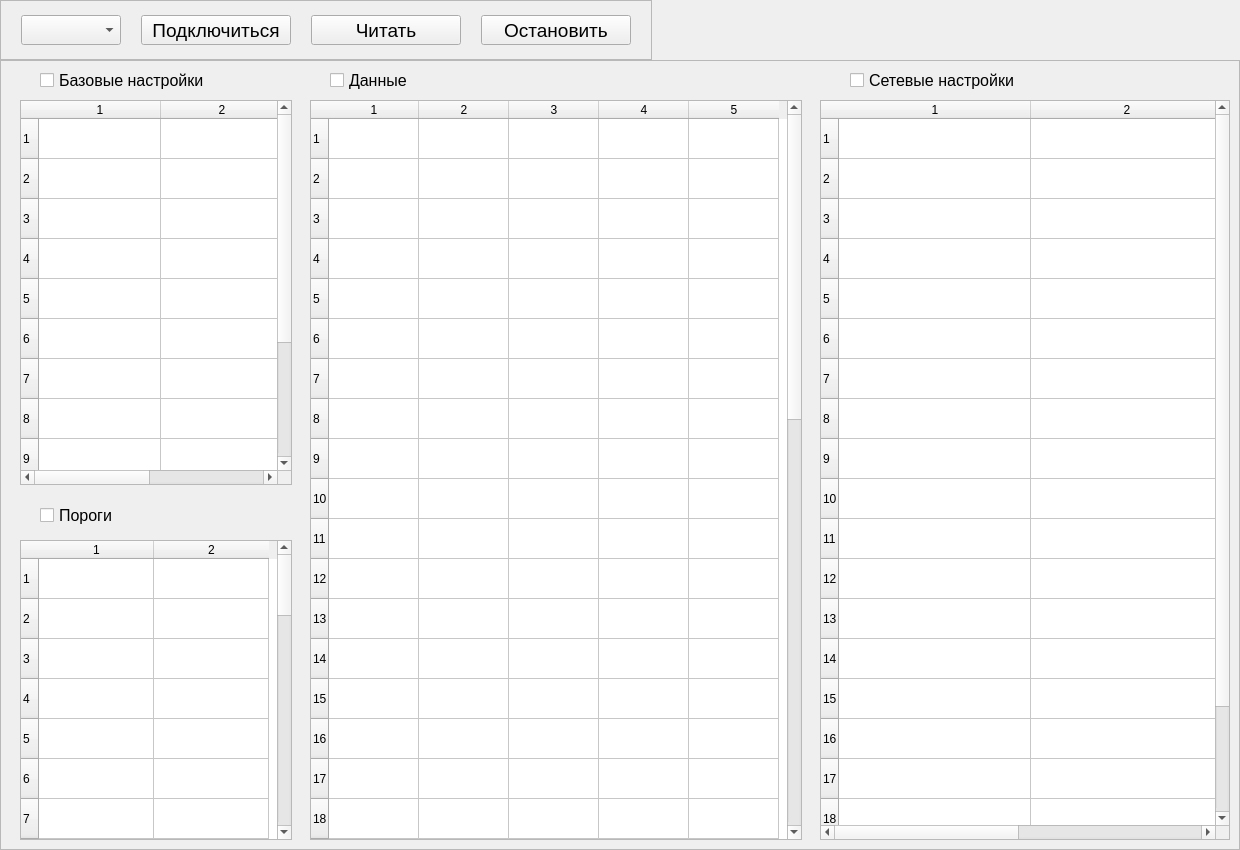
This is ui/MainUi.ui in Skorikof/ControlSet_CU8_TGSM as Qt 5 draws it before an edit. The edited form follows.
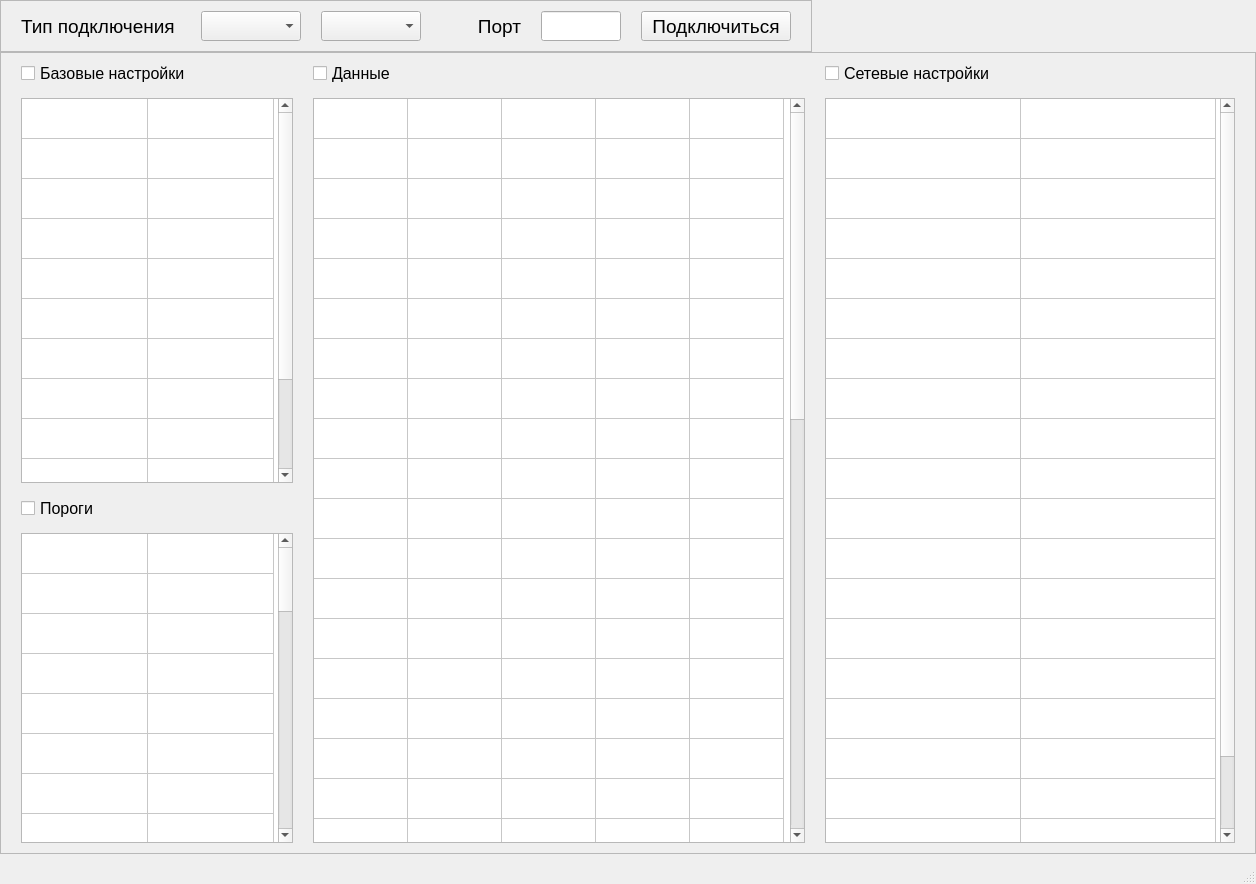
This is the edited form.

Commit message: 05.09.2023 update output table

Diff of the .ui file:
```diff
--- a/ui/MainUi.ui
+++ b/ui/MainUi.ui
@@ -6,8 +6,8 @@
    <rect>
     <x>0</x>
     <y>0</y>
-    <width>1240</width>
-    <height>850</height>
+    <width>1256</width>
+    <height>884</height>
    </rect>
   </property>
   <property name="windowTitle">
@@ -66,6 +66,53 @@
        <property name="bottomMargin">
         <number>10</number>
        </property>
+       <item>
+        <widget class="QLabel" name="label">
+         <property name="minimumSize">
+          <size>
+           <width>160</width>
+           <height>30</height>
+          </size>
+         </property>
+         <property name="maximumSize">
+          <size>
+           <width>160</width>
+           <height>30</height>
+          </size>
+         </property>
+         <property name="font">
+          <font>
+           <family>Arial</family>
+           <pointsize>14</pointsize>
+          </font>
+         </property>
+         <property name="text">
+          <string>Тип подключения</string>
+         </property>
+        </widget>
+       </item>
+       <item>
+        <widget class="QComboBox" name="type_con_cb">
+         <property name="minimumSize">
+          <size>
+           <width>100</width>
+           <height>30</height>
+          </size>
+         </property>
+         <property name="maximumSize">
+          <size>
+           <width>100</width>
+           <height>30</height>
+          </size>
+         </property>
+         <property name="font">
+          <font>
+           <family>Arial</family>
+           <pointsize>14</pointsize>
+          </font>
+         </property>
+        </widget>
+       </item>
        <item>
         <widget class="QComboBox" name="com_port_cb">
          <property name="minimumSize">
@@ -88,6 +135,62 @@
          </property>
         </widget>
        </item>
+       <item>
+        <widget class="QLabel" name="ip_port_lbl">
+         <property name="minimumSize">
+          <size>
+           <width>80</width>
+           <height>30</height>
+          </size>
+         </property>
+         <property name="maximumSize">
+          <size>
+           <width>80</width>
+           <height>30</height>
+          </size>
+         </property>
+         <property name="font">
+          <font>
+           <family>Arial</family>
+           <pointsize>14</pointsize>
+          </font>
+         </property>
+         <property name="text">
+          <string>Порт</string>
+         </property>
+         <property name="alignment">
+          <set>Qt::AlignRight|Qt::AlignTrailing|Qt::AlignVCenter</set>
+         </property>
+        </widget>
+       </item>
+       <item>
+        <widget class="QLineEdit" name="port_le">
+         <property name="minimumSize">
+          <size>
+           <width>80</width>
+           <height>30</height>
+          </size>
+         </property>
+         <property name="maximumSize">
+          <size>
+           <width>80</width>
+           <height>30</height>
+          </size>
+         </property>
+         <property name="font">
+          <font>
+           <family>Arial</family>
+           <pointsize>14</pointsize>
+          </font>
+         </property>
+         <property name="text">
+          <string/>
+         </property>
+         <property name="alignment">
+          <set>Qt::AlignCenter</set>
+         </property>
+        </widget>
+       </item>
        <item>
         <widget class="QPushButton" name="connect_btn">
          <property name="minimumSize">
@@ -113,56 +216,6 @@
          </property>
         </widget>
        </item>
-       <item>
-        <widget class="QPushButton" name="read_btn">
-         <property name="minimumSize">
-          <size>
-           <width>150</width>
-           <height>30</height>
-          </size>
-         </property>
-         <property name="maximumSize">
-          <size>
-           <width>100</width>
-           <height>30</height>
-          </size>
-         </property>
-         <property name="font">
-          <font>
-           <family>Arial</family>
-           <pointsize>14</pointsize>
-          </font>
-         </property>
-         <property name="text">
-          <string>Читать</string>
-         </property>
-        </widget>
-       </item>
-       <item>
-        <widget class="QPushButton" name="stop_btn">
-         <property name="minimumSize">
-          <size>
-           <width>150</width>
-           <height>30</height>
-          </size>
-         </property>
-         <property name="maximumSize">
-          <size>
-           <width>100</width>
-           <height>30</height>
-          </size>
-         </property>
-         <property name="font">
-          <font>
-           <family>Arial</family>
-           <pointsize>14</pointsize>
-          </font>
-         </property>
-         <property name="text">
-          <string>Остановить</string>
-         </property>
-        </widget>
-       </item>
       </layout>
      </widget>
     </item>
@@ -174,41 +227,56 @@
       <property name="frameShadow">
        <enum>QFrame::Raised</enum>
       </property>
-      <widget class="QTableWidget" name="threshold_table">
-       <property name="geometry">
-        <rect>
-         <x>20</x>
-         <y>480</y>
-         <width>272</width>
-         <height>300</height>
-        </rect>
+      <layout class="QGridLayout" name="gridLayout">
+       <property name="leftMargin">
+        <number>20</number>
        </property>
+       <property name="topMargin">
+        <number>5</number>
+       </property>
+       <property name="rightMargin">
+        <number>20</number>
+       </property>
+       <property name="bottomMargin">
+        <number>10</number>
+       </property>
+       <property name="horizontalSpacing">
+        <number>20</number>
+       </property>
+       <property name="verticalSpacing">
+        <number>10</number>
+       </property>
+       <item row="1" column="1" rowspan="3">
+        <widget class="QTableWidget" name="data_table">
        <property name="minimumSize">
         <size>
-         <width>272</width>
-         <height>300</height>
+           <width>492</width>
+           <height>740</height>
         </size>
        </property>
        <property name="maximumSize">
         <size>
-         <width>272</width>
-         <height>300</height>
+           <width>16777215</width>
+           <height>16777215</height>
         </size>
        </property>
        <property name="editTriggers">
         <set>QAbstractItemView::NoEditTriggers</set>
        </property>
        <property name="rowCount">
-        <number>31</number>
+          <number>42</number>
        </property>
        <property name="columnCount">
-        <number>2</number>
-       </property>
-       <attribute name="horizontalHeaderMinimumSectionSize">
-        <number>39</number>
+          <number>5</number>
+         </property>
+         <attribute name="horizontalHeaderVisible">
+          <bool>false</bool>
        </attribute>
        <attribute name="horizontalHeaderDefaultSectionSize">
-        <number>115</number>
+          <number>94</number>
+         </attribute>
+         <attribute name="verticalHeaderVisible">
+          <bool>false</bool>
        </attribute>
        <attribute name="verticalHeaderDefaultSectionSize">
         <number>40</number>
@@ -244,48 +312,26 @@
        <row/>
        <row/>
        <row/>
+         <row/>
+         <row/>
+         <row/>
+         <row/>
+         <row/>
+         <row/>
+         <row/>
+         <row/>
+         <row/>
+         <row/>
+         <row/>
        <column/>
        <column/>
-       <item row="1" column="1">
-        <property name="text">
-         <string/>
-        </property>
+         <column/>
+         <column/>
+         <column/>
+        </widget>
        </item>
-      </widget>
-      <widget class="QCheckBox" name="data_chb">
-       <property name="geometry">
-        <rect>
-         <x>330</x>
-         <y>5</y>
-         <width>200</width>
-         <height>30</height>
-        </rect>
-       </property>
-       <property name="minimumSize">
-        <size>
-         <width>200</width>
-         <height>30</height>
-        </size>
-       </property>
-       <property name="font">
-        <font>
-         <family>Arial</family>
-         <pointsize>12</pointsize>
-        </font>
-       </property>
-       <property name="text">
-        <string>Данные</string>
-       </property>
-      </widget>
+       <item row="0" column="0">
       <widget class="QCheckBox" name="basic_set_chb">
-       <property name="geometry">
-        <rect>
-         <x>40</x>
-         <y>5</y>
-         <width>200</width>
-         <height>30</height>
-        </rect>
-       </property>
        <property name="minimumSize">
         <size>
          <width>200</width>
@@ -302,15 +348,90 @@
         <string>Базовые настройки</string>
        </property>
       </widget>
+       </item>
+       <item row="1" column="2" rowspan="3">
+        <widget class="QTableWidget" name="con_set_table">
+         <property name="minimumSize">
+          <size>
+           <width>410</width>
+           <height>740</height>
+          </size>
+         </property>
+         <property name="maximumSize">
+          <size>
+           <width>16777215</width>
+           <height>16777215</height>
+          </size>
+         </property>
+         <property name="editTriggers">
+          <set>QAbstractItemView::NoEditTriggers</set>
+         </property>
+         <property name="rowCount">
+          <number>20</number>
+         </property>
+         <property name="columnCount">
+          <number>2</number>
+         </property>
+         <attribute name="horizontalHeaderVisible">
+          <bool>false</bool>
+         </attribute>
+         <attribute name="horizontalHeaderMinimumSectionSize">
+          <number>50</number>
+         </attribute>
+         <attribute name="horizontalHeaderDefaultSectionSize">
+          <number>195</number>
+         </attribute>
+         <attribute name="verticalHeaderVisible">
+          <bool>false</bool>
+         </attribute>
+         <attribute name="verticalHeaderDefaultSectionSize">
+          <number>40</number>
+         </attribute>
+         <row/>
+         <row/>
+         <row/>
+         <row/>
+         <row/>
+         <row/>
+         <row/>
+         <row/>
+         <row/>
+         <row/>
+         <row/>
+         <row/>
+         <row/>
+         <row/>
+         <row/>
+         <row/>
+         <row/>
+         <row/>
+         <row/>
+         <row/>
+         <column/>
+         <column/>
+        </widget>
+       </item>
+       <item row="0" column="1">
+        <widget class="QCheckBox" name="data_chb">
+         <property name="minimumSize">
+          <size>
+           <width>200</width>
+           <height>30</height>
+          </size>
+         </property>
+         <property name="font">
+          <font>
+           <family>Arial</family>
+           <pointsize>12</pointsize>
+          </font>
+         </property>
+         <property name="text">
+          <string>Данные</string>
+         </property>
+        </widget>
+       </item>
+       <item row="0" column="2">
       <widget class="QCheckBox" name="con_set_chb">
-       <property name="geometry">
-        <rect>
-         <x>850</x>
-         <y>5</y>
-         <width>200</width>
-         <height>30</height>
-        </rect>
-       </property>
        <property name="minimumSize">
         <size>
          <width>200</width>
@@ -327,15 +448,9 @@
         <string>Сетевые настройки</string>
        </property>
       </widget>
+       </item>
+       <item row="1" column="0">
       <widget class="QTableWidget" name="basic_set_table">
-       <property name="geometry">
-        <rect>
-         <x>20</x>
-         <y>40</y>
-         <width>272</width>
-         <height>385</height>
-        </rect>
-       </property>
        <property name="minimumSize">
         <size>
          <width>272</width>
@@ -344,8 +459,8 @@
        </property>
        <property name="maximumSize">
         <size>
-         <width>272</width>
-         <height>385</height>
+           <width>16777215</width>
+           <height>16777215</height>
         </size>
        </property>
        <property name="editTriggers">
@@ -369,8 +484,14 @@
        <property name="columnCount">
         <number>2</number>
        </property>
+         <attribute name="horizontalHeaderVisible">
+          <bool>false</bool>
+         </attribute>
        <attribute name="horizontalHeaderDefaultSectionSize">
-        <number>122</number>
+          <number>126</number>
+         </attribute>
+         <attribute name="verticalHeaderVisible">
+          <bool>false</bool>
        </attribute>
        <attribute name="verticalHeaderDefaultSectionSize">
         <number>40</number>
@@ -406,77 +527,9 @@
         </property>
        </item>
       </widget>
-      <widget class="QTableWidget" name="con_set_table">
-       <property name="geometry">
-        <rect>
-         <x>820</x>
-         <y>40</y>
-         <width>410</width>
-         <height>740</height>
-        </rect>
-       </property>
-       <property name="minimumSize">
-        <size>
-         <width>410</width>
-         <height>740</height>
-        </size>
-       </property>
-       <property name="maximumSize">
-        <size>
-         <width>410</width>
-         <height>740</height>
-        </size>
-       </property>
-       <property name="editTriggers">
-        <set>QAbstractItemView::NoEditTriggers</set>
-       </property>
-       <property name="rowCount">
-        <number>20</number>
-       </property>
-       <property name="columnCount">
-        <number>2</number>
-       </property>
-       <attribute name="horizontalHeaderMinimumSectionSize">
-        <number>50</number>
-       </attribute>
-       <attribute name="horizontalHeaderDefaultSectionSize">
-        <number>192</number>
-       </attribute>
-       <attribute name="verticalHeaderDefaultSectionSize">
-        <number>40</number>
-       </attribute>
-       <row/>
-       <row/>
-       <row/>
-       <row/>
-       <row/>
-       <row/>
-       <row/>
-       <row/>
-       <row/>
-       <row/>
-       <row/>
-       <row/>
-       <row/>
-       <row/>
-       <row/>
-       <row/>
-       <row/>
-       <row/>
-       <row/>
-       <row/>
-       <column/>
-       <column/>
-      </widget>
+       </item>
+       <item row="2" column="0">
       <widget class="QCheckBox" name="threshold_chb">
-       <property name="geometry">
-        <rect>
-         <x>40</x>
-         <y>440</y>
-         <width>200</width>
-         <height>30</height>
-        </rect>
-       </property>
        <property name="minimumSize">
         <size>
          <width>200</width>
@@ -493,38 +546,41 @@
         <string>Пороги</string>
        </property>
       </widget>
-      <widget class="QTableWidget" name="data_table">
-       <property name="geometry">
-        <rect>
-         <x>310</x>
-         <y>40</y>
-         <width>492</width>
-         <height>740</height>
-        </rect>
-       </property>
+       </item>
+       <item row="3" column="0">
+        <widget class="QTableWidget" name="threshold_table">
        <property name="minimumSize">
         <size>
-         <width>492</width>
-         <height>740</height>
+           <width>272</width>
+           <height>300</height>
         </size>
        </property>
        <property name="maximumSize">
         <size>
-         <width>492</width>
-         <height>740</height>
+           <width>16777215</width>
+           <height>16777215</height>
         </size>
        </property>
        <property name="editTriggers">
         <set>QAbstractItemView::NoEditTriggers</set>
        </property>
        <property name="rowCount">
-        <number>42</number>
+          <number>31</number>
        </property>
        <property name="columnCount">
-        <number>5</number>
-       </property>
+          <number>2</number>
+         </property>
+         <attribute name="horizontalHeaderVisible">
+          <bool>false</bool>
+         </attribute>
+         <attribute name="horizontalHeaderMinimumSectionSize">
+          <number>39</number>
+         </attribute>
        <attribute name="horizontalHeaderDefaultSectionSize">
-        <number>90</number>
+          <number>126</number>
+         </attribute>
+         <attribute name="verticalHeaderVisible">
+          <bool>false</bool>
        </attribute>
        <attribute name="verticalHeaderDefaultSectionSize">
         <number>40</number>
@@ -560,27 +616,40 @@
        <row/>
        <row/>
        <row/>
-       <row/>
-       <row/>
-       <row/>
-       <row/>
-       <row/>
-       <row/>
-       <row/>
-       <row/>
-       <row/>
-       <row/>
-       <row/>
        <column/>
        <column/>
-       <column/>
-       <column/>
-       <column/>
-      </widget>
+         <item row="1" column="1">
+          <property name="text">
+           <string/>
+          </property>
+         </item>
+        </widget>
+       </item>
+      </layout>
      </widget>
     </item>
    </layout>
   </widget>
+  <widget class="QStatusBar" name="statusBar">
+   <property name="minimumSize">
+    <size>
+     <width>0</width>
+     <height>30</height>
+    </size>
+   </property>
+   <property name="maximumSize">
+    <size>
+     <width>16777215</width>
+     <height>30</height>
+    </size>
+   </property>
+   <property name="font">
+    <font>
+     <family>Arial</family>
+     <pointsize>14</pointsize>
+    </font>
+   </property>
+  </widget>
  </widget>
  <resources/>
  <connections/>
```
Lines whose indentation alone changed are shown as unchanged. The commit also changes 8 other files.
